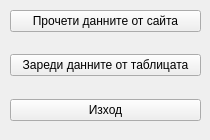
Before: the Qt Designer form UI/job_crawler_app.ui in NadiaStrashnikova/JobCrawler, drawn with Qt 5.
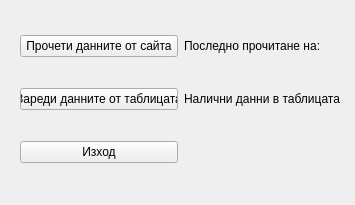
After: the same form once the commit is applied.

Patch:
```diff
--- a/UI/job_crawler_app.ui
+++ b/UI/job_crawler_app.ui
@@ -6,8 +6,8 @@
    <rect>
     <x>0</x>
     <y>0</y>
-    <width>210</width>
-    <height>140</height>
+    <width>355</width>
+    <height>205</height>
    </rect>
   </property>
   <property name="windowTitle">
@@ -16,55 +16,43 @@
   <widget class="QWidget" name="verticalLayoutWidget">
    <property name="geometry">
     <rect>
-     <x>10</x>
+     <x>20</x>
      <y>10</y>
-     <width>191</width>
-     <height>111</height>
+     <width>321</width>
+     <height>181</height>
     </rect>
    </property>
-   <layout class="QVBoxLayout" name="verticalLayout">
-    <item>
-     <widget class="QPushButton" name="Btn_read_site">
-      <property name="text">
-       <string>Прочети данните от сайта</string>
-      </property>
-     </widget>
-    </item>
-    <item>
-     <spacer name="verticalSpacer_2">
-      <property name="orientation">
-       <enum>Qt::Vertical</enum>
-      </property>
-      <property name="sizeHint" stdset="0">
-       <size>
-        <width>20</width>
-        <height>40</height>
-       </size>
-      </property>
-     </spacer>
-    </item>
-    <item>
-     <widget class="QPushButton" name="Btn_load_all">
+   <layout class="QGridLayout" name="gridLayout">
+    <item row="1" column="0">
+     <widget class="QPushButton" name="btn_load_all">
       <property name="text">
        <string>Зареди данните от таблицата</string>
       </property>
      </widget>
     </item>
-    <item>
-     <spacer name="verticalSpacer">
-      <property name="orientation">
-       <enum>Qt::Vertical</enum>
+    <item row="0" column="0">
+     <widget class="QPushButton" name="btn_read_site">
+      <property name="text">
+       <string>Прочети данните от сайта</string>
       </property>
-      <property name="sizeHint" stdset="0">
-       <size>
-        <width>20</width>
-        <height>40</height>
-       </size>
+     </widget>
+    </item>
+    <item row="0" column="1">
+     <widget class="QLabel" name="lbl_last_readed">
+      <property name="text">
+       <string>Последно прочитане на: </string>
       </property>
-     </spacer>
+     </widget>
     </item>
-    <item>
-     <widget class="QPushButton" name="Btn_close">
+    <item row="1" column="1">
+     <widget class="QLabel" name="lbl_info_in_db">
+      <property name="text">
+       <string>Налични данни в таблицата :</string>
+      </property>
+     </widget>
+    </item>
+    <item row="2" column="0">
+     <widget class="QPushButton" name="btn_close">
       <property name="text">
        <string>Изход</string>
       </property>
```
Left out of the diff: 2 changed lines with no effect on the pictures.
